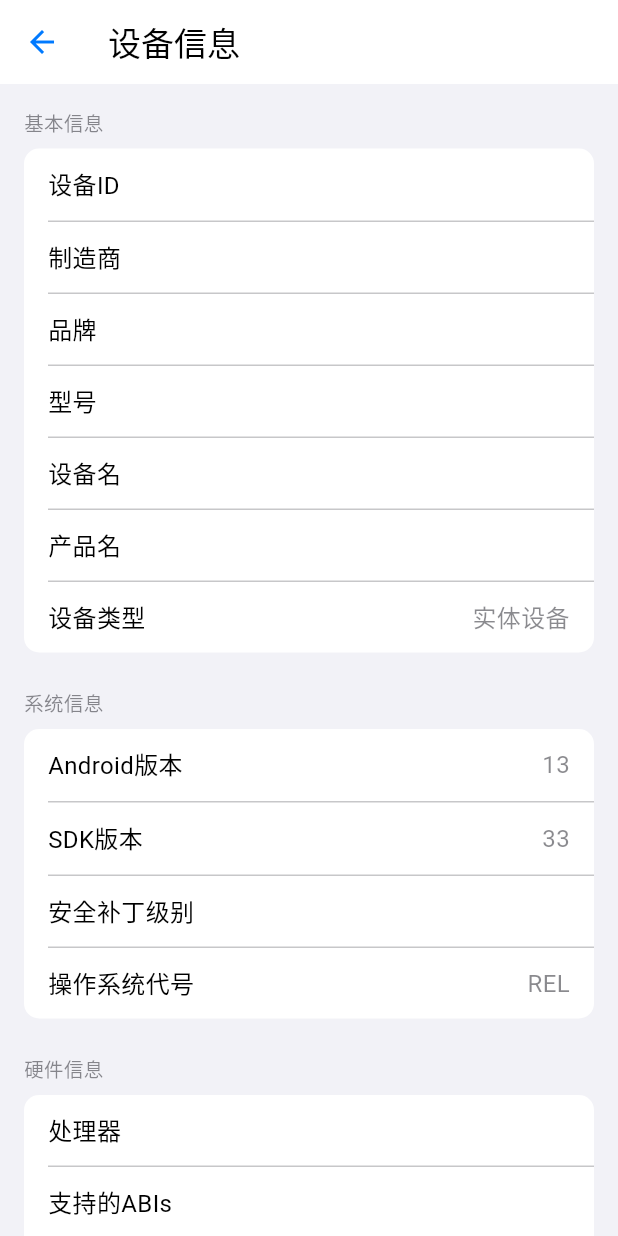
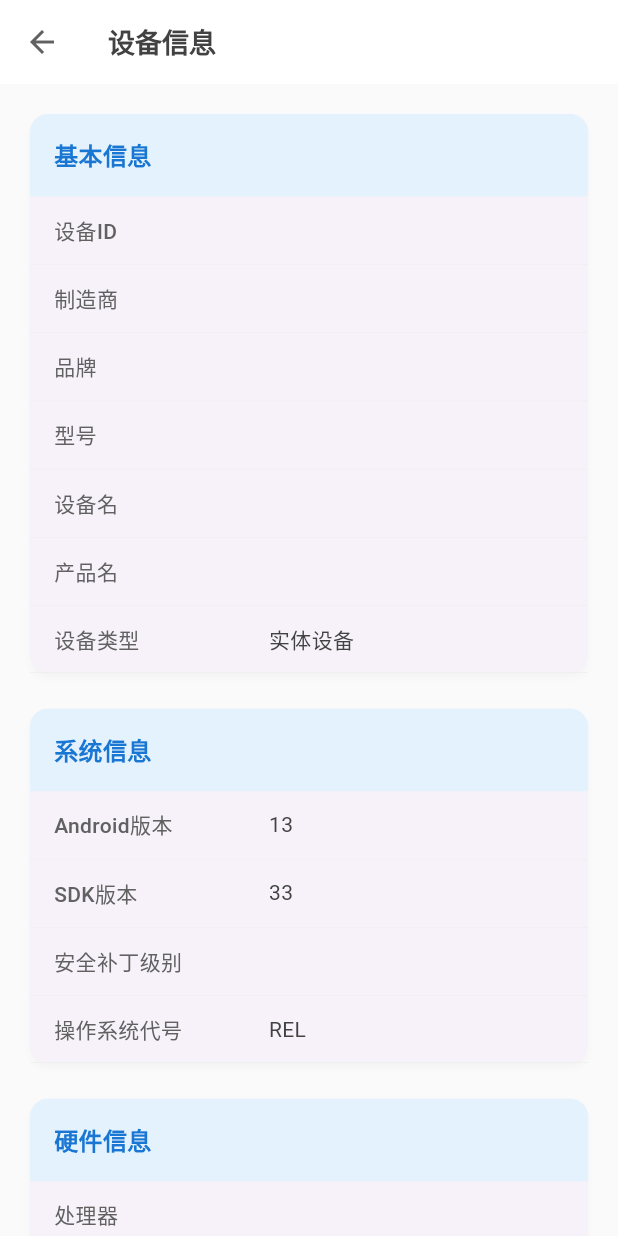
Before and after one commit to lanzeweie/HanHan, a Flutter app: the IDPage screen opened directly, on a phone screen of 412 x 824 dp. Run offline on Flutter 3.47's test engine with Material 3 defaults, Android fonts, the phone set to English and light mode, and no system bars; our stand-ins replace device_info_plus, flutter_colorpicker, introduction_screen, shared_preferences; accounts and stored records are empty.

Commit message:
更换风格为Material Design风格

```diff
--- a/lib/Function/Function_Id_page.dart
+++ b/lib/Function/Function_Id_page.dart
@@ -1,6 +1,6 @@
 import 'package:device_info_plus/device_info_plus.dart';
-import 'package:flutter/cupertino.dart';
 import 'package:flutter/material.dart';
+import 'package:flutter/services.dart';
 
 import '../Config/device_utils.dart';
 
@@ -141,92 +141,116 @@ class _IDPageState extends State<IDPage> {
   @override
   Widget build(BuildContext context) {
     return Scaffold(
+      backgroundColor: Colors.grey[50],
       appBar: AppBar(
-        backgroundColor: CupertinoColors.systemBackground,
+        backgroundColor: Colors.white,
         elevation: 0,
-        title: Text('设备信息', style: TextStyle(color: CupertinoColors.label)),
-        iconTheme: IconThemeData(color: CupertinoColors.activeBlue),
+        title: Text(
+          '设备信息',
+          style: TextStyle(
+            color: Colors.grey[800],
+            fontWeight: FontWeight.w600,
+            fontSize: 18,
+          )
+        ),
+        iconTheme: IconThemeData(color: Colors.grey[700]),
+        systemOverlayStyle: SystemUiOverlayStyle.dark,
       ),
       body: _isLoading
-          ? Center(child: CupertinoActivityIndicator())
-          : _buildIOSStyleContent(),
+          ? Center(
+              child: CircularProgressIndicator(
+                strokeWidth: 3,
+                valueColor: AlwaysStoppedAnimation<Color>(Colors.blue[600]!),
+              )
+            )
+          : _buildModernContent(),
     );
   }
 
-  Widget _buildIOSStyleContent() {
+  Widget _buildModernContent() {
+    return SingleChildScrollView(
+      padding: EdgeInsets.all(16),
+      child: Column(
+        children: _deviceData.entries.map((entry) {
+          String sectionKey = entry.key;
+          Map<String, dynamic> sectionData = entry.value;
+
           return Container(
-      color: CupertinoColors.systemGroupedBackground,
-      child: ListView.builder(
-        itemCount: _deviceData.length,
-        itemBuilder: (context, index) {
-          String sectionKey = _deviceData.keys.elementAt(index);
-          Map<String, dynamic> sectionData = _deviceData[sectionKey]!;
-          return Column(
+            margin: EdgeInsets.only(bottom: 16),
+            child: Card(
+              elevation: 2,
+              shadowColor: Colors.black12,
+              shape: RoundedRectangleBorder(
+                borderRadius: BorderRadius.circular(12),
+              ),
+              child: Column(
                 crossAxisAlignment: CrossAxisAlignment.start,
                 children: [
-              Padding(
-                padding: const EdgeInsets.fromLTRB(16, 16, 16, 8),
+                  Container(
+                    width: double.infinity,
+                    padding: EdgeInsets.all(16),
+                    decoration: BoxDecoration(
+                      color: Colors.blue[50],
+                      borderRadius: BorderRadius.only(
+                        topLeft: Radius.circular(12),
+                        topRight: Radius.circular(12),
+                      ),
+                    ),
                     child: Text(
                       sectionKey,
                       style: TextStyle(
-                    color: CupertinoColors.secondaryLabel,
-                    fontSize: 13,
-                    fontWeight: FontWeight.w500,
+                        fontSize: 16,
+                        fontWeight: FontWeight.w600,
+                        color: Colors.blue[700],
                       ),
                     ),
                   ),
-              Container(
-                margin: EdgeInsets.symmetric(horizontal: 16),
+                  ...sectionData.entries.map<Widget>((dataEntry) {
+                    return Container(
+                      padding: EdgeInsets.symmetric(horizontal: 16, vertical: 12),
                       decoration: BoxDecoration(
-                  color: CupertinoColors.systemBackground,
-                  borderRadius: BorderRadius.circular(10),
-                ),
-                child: Column(
-                  children: sectionData.entries.map<Widget>((entry) {
-                    return Column(
-                      children: [
-                        Padding(
-                          padding: EdgeInsets.symmetric(horizontal: 16, vertical: 12),
-                          child: Row(
-                            mainAxisAlignment: MainAxisAlignment.spaceBetween,
-                            children: [
-                              Text(
-                                entry.key,
-                                style: TextStyle(
-                                  color: CupertinoColors.label,
-                                  fontSize: 16,
+                        border: Border(
+                          bottom: BorderSide(
+                            color: Colors.grey[200]!,
+                            width: 0.5,
                           ),
                         ),
+                      ),
+                      child: Row(
+                        crossAxisAlignment: CrossAxisAlignment.start,
+                        children: [
                           Expanded(
+                            flex: 2,
                             child: Text(
-                                  '${entry.value}',
-                                  textAlign: TextAlign.right,
-                                  overflow: TextOverflow.ellipsis,
+                              dataEntry.key,
                               style: TextStyle(
-                                    color: CupertinoColors.secondaryLabel,
-                                    fontSize: 16,
+                                fontSize: 14,
+                                fontWeight: FontWeight.w500,
+                                color: Colors.grey[700],
+                              ),
+                            ),
+                          ),
+                          SizedBox(width: 12),
+                          Expanded(
+                            flex: 3,
+                            child: Text(
+                              '${dataEntry.value}',
+                              textAlign: TextAlign.left,
+                              style: TextStyle(
+                                fontSize: 14,
+                                color: Colors.grey[800],
                               ),
                             ),
                           ),
                         ],
                       ),
-                        ),
-                        if (entry.key != sectionData.keys.last)
-                          Divider(
-                            height: 1,
-                            indent: 16,
-                            endIndent: 0,
-                            color: CupertinoColors.separator,
-                          ),
-                      ],
                     );
                   }).toList(),
+                ],
               ),
             ),
-              SizedBox(height: 8),
-            ],
           );
-        },
+        }).toList(),
       ),
     );
   }
```
Lines whose indentation alone changed are shown as unchanged.
